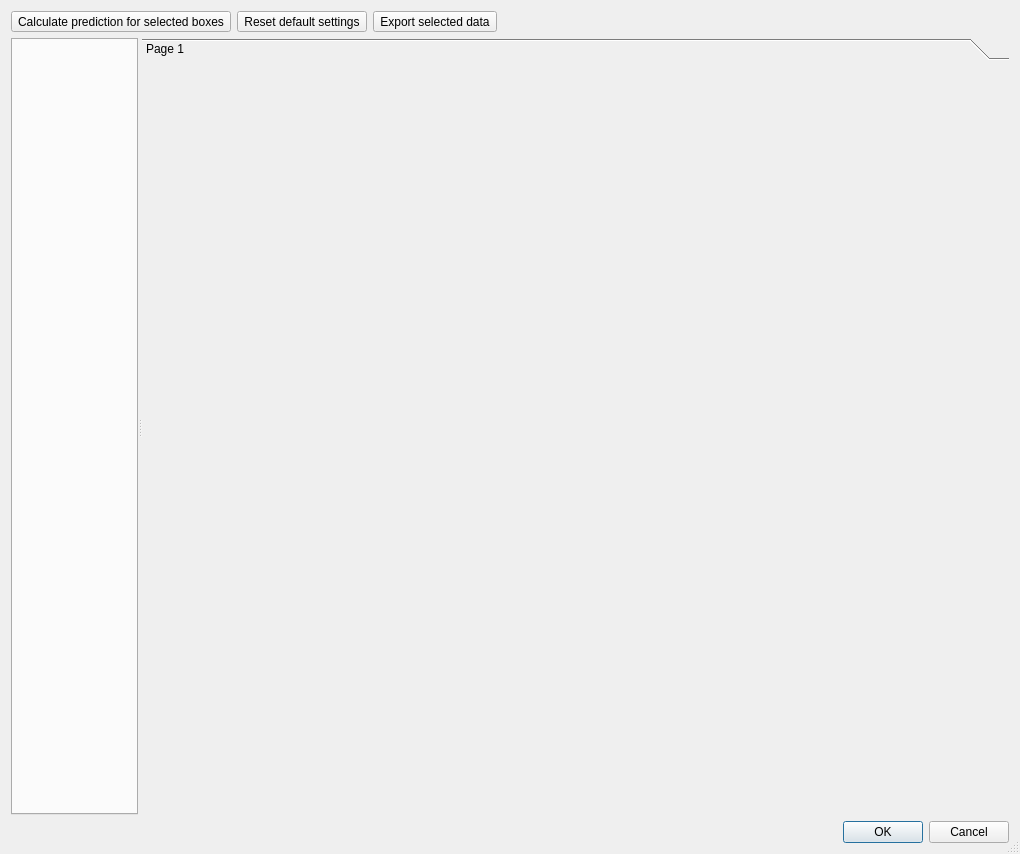
The window that tse_analytics/modules/phenomaster/submodules/calo/views/calo_dialog.ui (TSE-Systems/tse-analytics) describes before a commit, drawn with Qt 5.
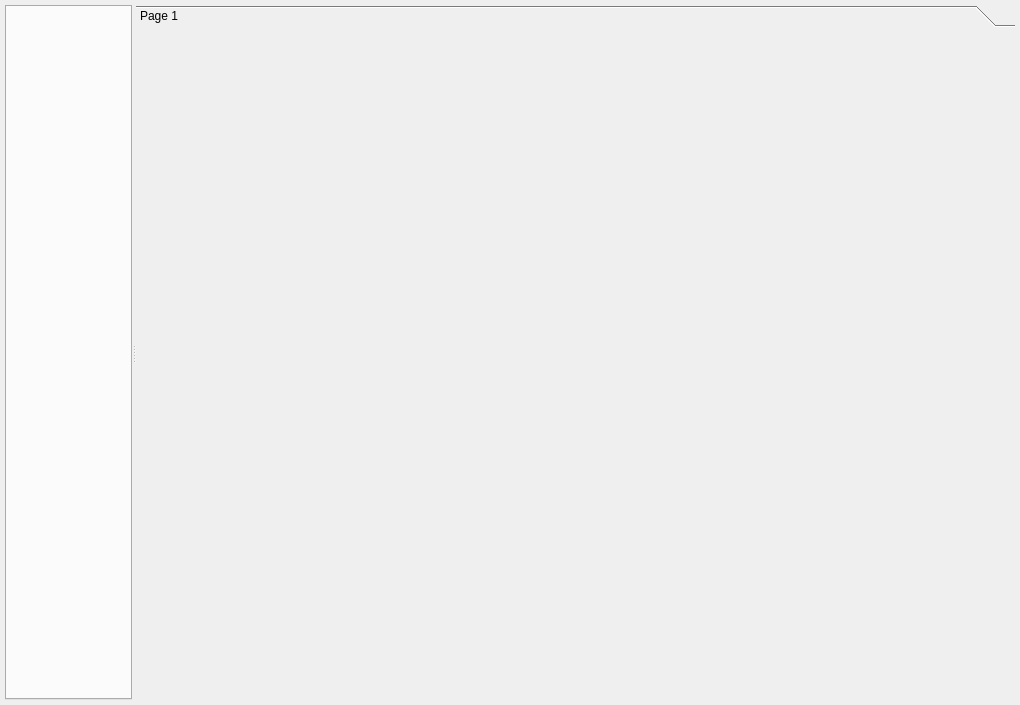
The same window after the commit.

```diff
--- a/tse_analytics/modules/phenomaster/submodules/calo/views/calo_dialog.ui
+++ b/tse_analytics/modules/phenomaster/submodules/calo/views/calo_dialog.ui
@@ -2,60 +2,37 @@
 <ui version="4.0">
  <author>Anton Rau</author>
  <class>CaloDialog</class>
- <widget class="QDialog" name="CaloDialog">
+ <widget class="QWidget" name="CaloDialog">
   <property name="geometry">
    <rect>
     <x>0</x>
     <y>0</y>
     <width>1020</width>
-    <height>854</height>
+    <height>705</height>
    </rect>
   </property>
   <property name="windowTitle">
    <string>Calo</string>
   </property>
-  <property name="sizeGripEnabled">
+  <property name="sizeGripEnabled" stdset="0">
    <bool>true</bool>
   </property>
   <layout class="QVBoxLayout" name="verticalLayout">
-   <item>
-    <layout class="QHBoxLayout" name="toolbarLayout">
-     <item>
-      <widget class="QToolButton" name="toolButtonCalculate">
-       <property name="text">
-        <string>Calculate prediction for selected boxes</string>
-       </property>
-      </widget>
-     </item>
-     <item>
-      <widget class="QToolButton" name="toolButtonResetSettings">
-       <property name="text">
-        <string>Reset default settings</string>
-       </property>
-      </widget>
-     </item>
-     <item>
-      <widget class="QToolButton" name="toolButtonExport">
-       <property name="text">
-        <string>Export selected data</string>
-       </property>
-      </widget>
-     </item>
-     <item>
-      <spacer name="horizontalSpacer">
-       <property name="orientation">
-        <enum>Qt::Orientation::Horizontal</enum>
-       </property>
-       <property name="sizeHint" stdset="0">
-        <size>
-         <width>40</width>
-         <height>20</height>
-        </size>
-       </property>
-      </spacer>
-     </item>
-    </layout>
-   </item>
+   <property name="spacing">
+    <number>0</number>
+   </property>
+   <property name="leftMargin">
+    <number>5</number>
+   </property>
+   <property name="topMargin">
+    <number>5</number>
+   </property>
+   <property name="rightMargin">
+    <number>5</number>
+   </property>
+   <property name="bottomMargin">
+    <number>5</number>
+   </property>
    <item>
     <widget class="QSplitter" name="splitter">
      <property name="sizePolicy">
@@ -81,8 +58,8 @@
         <rect>
          <x>0</x>
          <y>0</y>
-         <width>873</width>
-         <height>745</height>
+         <width>881</width>
+         <height>665</height>
         </rect>
        </property>
        <attribute name="label">
@@ -92,16 +69,6 @@
      </widget>
     </widget>
    </item>
-   <item>
-    <widget class="QDialogButtonBox" name="buttonBox">
-     <property name="orientation">
-      <enum>Qt::Orientation::Horizontal</enum>
-     </property>
-     <property name="standardButtons">
-      <set>QDialogButtonBox::StandardButton::Cancel|QDialogButtonBox::StandardButton::Ok</set>
-     </property>
-    </widget>
-   </item>
   </layout>
  </widget>
  <resources>
```
Left out of the diff: 39 changed lines with no effect on the pictures.
